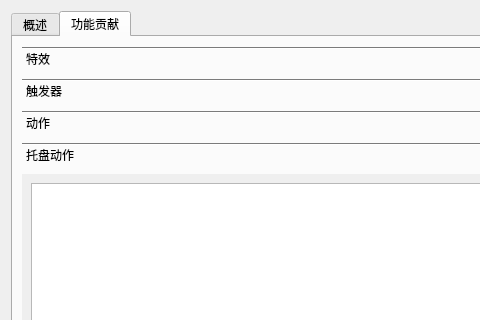
HelloWRC/W-DesktopCountdown, file UISource/plugin_info.ui: the form before one commit; both pictures show x 0 to 480 and y 0 to 320 of the 574 by 568 pixel window.
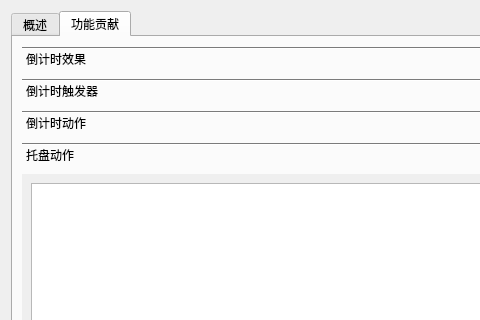
The form after the commit. The open tabs and pages were chosen to show the change. Icons and pictures are not drawn.

Commit message: 0.4.3 alpha 插件功能（基本插件功能、倒计时效果）

Patch:
```diff
--- a/UISource/plugin_info.ui
+++ b/UISource/plugin_info.ui
@@ -79,7 +79,7 @@
            </rect>
           </property>
           <attribute name="label">
-           <string>特效</string>
+           <string>倒计时效果</string>
           </attribute>
           <layout class="QVBoxLayout" name="verticalLayout_4">
            <item>
@@ -97,7 +97,7 @@
            </rect>
           </property>
           <attribute name="label">
-           <string>触发器</string>
+           <string>倒计时触发器</string>
           </attribute>
           <layout class="QVBoxLayout" name="verticalLayout_5">
            <item>
@@ -115,7 +115,7 @@
            </rect>
           </property>
           <attribute name="label">
-           <string>动作</string>
+           <string>倒计时动作</string>
           </attribute>
           <layout class="QVBoxLayout" name="verticalLayout_6">
            <item>
```
Left out of the diff: 12 changed lines with no effect on the pictures. The commit also changes 5 other files.
